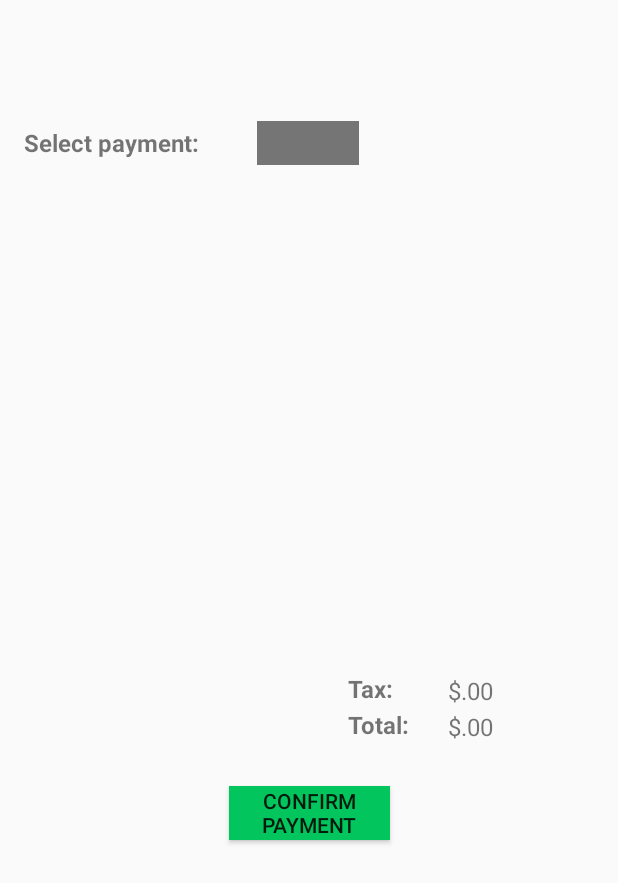
After one commit to mbarbier9/EZServe, an Android app: the PayForItems screen opened directly, with no data from a screen before it, on a phone screen of 412 x 824 dp. The commit adds this screen. Shown: the top 883 px of the screen. Run offline under Robolectric (Android 15) with nearby library versions, the phone set to English and light mode, and no system bars; our stand-ins replace Firebase (no records; nobody signed in at launch, a user with empty details on screens opened directly).

Commit message:
Update with pay feature not fully implemented

```diff
--- a/app/src/main/AndroidManifest.xml
+++ b/app/src/main/AndroidManifest.xml
@@ -15,7 +15,8 @@
         android:roundIcon="@mipmap/ic_launcher_round"
         android:supportsRtl="true"
         android:theme="@style/Theme.AppCompat.Light.NoActionBar">
-        <activity android:name=".addCreditCard"></activity>
+        <activity android:name=".PayForItems"></activity>
+        <activity android:name=".addCreditCard" />
         <activity android:name=".payments" />
         <activity
             android:name=".userProfile"
--- a/app/src/main/java/com/example/ezserve/CustomerMainActivity.java
+++ b/app/src/main/java/com/example/ezserve/CustomerMainActivity.java
@@ -55,7 +55,6 @@ public class CustomerMainActivity extends AppCompatActivity implements View.OnCl
     private ArrayAdapter<String> adapterR;
     BillHistory billHistory;
     Simplify simplify;
-
     private DrawerLayout drawerLayout;
 
 
--- /dev/null
+++ b/app/src/main/java/com/example/ezserve/PayForItems.java
@@ -0,0 +1,175 @@
+package com.example.ezserve;
+
+import android.support.annotation.NonNull;
+import android.support.v7.app.AppCompatActivity;
+import android.os.Bundle;
+import android.view.View;
+import android.widget.AdapterView;
+import android.widget.ArrayAdapter;
+import android.widget.Button;
+import android.widget.ListView;
+import android.widget.Spinner;
+import android.widget.TextView;
+
+import com.google.firebase.auth.FirebaseAuth;
+import com.google.firebase.database.DataSnapshot;
+import com.google.firebase.database.DatabaseError;
+import com.google.firebase.database.DatabaseReference;
+import com.google.firebase.database.FirebaseDatabase;
+import com.google.firebase.database.ValueEventListener;
+
+import java.text.DecimalFormat;
+import java.util.ArrayList;
+import java.util.HashMap;
+import java.util.List;
+import java.util.Map;
+
+public class PayForItems extends AppCompatActivity  implements AdapterView.OnItemSelectedListener, View.OnClickListener {
+    private Button confirmPay;
+    private DatabaseReference ref,resRef,mRef;
+    private ArrayList<String> itemsList;
+    private ArrayAdapter<String> adapterItems;
+    private FirebaseAuth firebaseAuth;
+    CustomerMainActivity cM;
+    private String tableChild, restaurantChild;
+    private TextView  totalNum, restaurant, tax;
+    DecimalFormat df;
+    private Spinner selectPayment;
+    private ArrayAdapter<String> cardsAdapter;
+    private List<String> cards;
+    public static int creditCardAmount = 0, newPosition;
+
+
+    @Override
+    protected void onCreate(Bundle savedInstanceState) {
+        super.onCreate(savedInstanceState);
+        setContentView(R.layout.activity_pay_for_items);
+        firebaseAuth = firebaseAuth.getInstance();
+        tableChild = cM.tableReferenceString;
+        restaurantChild = cM.restaurantReferenceString;
+        ref = FirebaseDatabase.getInstance().getReference().child("Connection").child(restaurantChild).child(tableChild);
+        mRef = FirebaseDatabase.getInstance().getReference("Users").child(CustomerMainActivity.userId).child("payment");
+
+        df = new DecimalFormat("#.00");
+
+
+
+        confirmPay = (Button) findViewById(R.id.confirmPayment);
+        confirmPay.setOnClickListener(this);
+
+        selectPayment = (Spinner) findViewById(R.id.selectPayment);
+        selectPayment.setOnItemSelectedListener(this);
+
+        tableNumTitle();
+        listView();
+        choosePayment();
+
+    }
+
+    public void choosePayment(){
+        mRef.addListenerForSingleValueEvent(new ValueEventListener() {
+            @Override
+            public void onDataChange(@NonNull DataSnapshot dataSnapshot) {
+                cards = new ArrayList<String>();
+
+                for (DataSnapshot cardsSnapshot: dataSnapshot.getChildren()) {
+                    String cardNum = cardsSnapshot.child("number").getValue(String.class);
+                    String lastFourDigits = cardNum.substring(cardNum.length() - 4);
+                    cards.add(lastFourDigits);
+                    creditCardAmount++;
+                }
+
+                cardsAdapter = new ArrayAdapter<String>(PayForItems.this, android.R.layout.simple_list_item_1, cards);
+                selectPayment.setAdapter(cardsAdapter);
+
+            }
+
+            @Override
+            public void onCancelled(@NonNull DatabaseError databaseError) {
+
+            }
+        });
+    }
+    public void tableNumTitle(){
+        resRef = FirebaseDatabase.getInstance().getReference().child("Connection").child(restaurantChild);
+        restaurant = (TextView) findViewById(R.id.restaurantPay);
+        resRef.addListenerForSingleValueEvent(new ValueEventListener() {
+            @Override
+            public void onDataChange(@NonNull DataSnapshot dataSnapshot) {
+                String name = dataSnapshot.child("Restaurant").getValue(String.class);
+                restaurant.setText(name);
+            }
+
+            @Override
+            public void onCancelled(@NonNull DatabaseError databaseError) {
+            }
+        });
+    }
+
+    public void listView(){
+        final ListView itemsListView = (ListView) findViewById(R.id.payItemsList);
+        totalNum = (TextView) findViewById(R.id.totalNumberPay);
+        tax = (TextView) findViewById(R.id.taxNumberPay);
+        itemsList = new ArrayList<>();
+
+        adapterItems = new ArrayAdapter<String>(this, R.layout.items_list, R.id.itemsListUnit, itemsList);
+
+        DatabaseReference newRef = ref.child("Items");
+        newRef.addListenerForSingleValueEvent(new ValueEventListener() {
+            @Override
+            public void onDataChange(@NonNull DataSnapshot dataSnapshot) {
+                itemsList.clear();
+                double total = 0;
+                for(DataSnapshot dS : dataSnapshot.getChildren()){
+                    String key = dS.getKey();
+                    double value = dS.getValue(Double.class);
+
+                    itemsList.add(key+" $" + df.format(value));
+                    total = total+value;
+                }
+                total = total+(total*.0805);
+                itemsListView.setAdapter(adapterItems);
+                totalNum.setText("$"+df.format(total));
+                tax.setText("$"+df.format(total*.0805));
+                ref.child("Total").setValue(total);
+            }
+
+            @Override
+            public void onCancelled(@NonNull DatabaseError databaseError) {
+
+            }
+        });
+    }
+
+    public void payment(){
+        mRef.addListenerForSingleValueEvent(new ValueEventListener() {
+            @Override
+            public void onDataChange(@NonNull DataSnapshot dataSnapshot) {
+
+            }
+
+            @Override
+            public void onCancelled(@NonNull DatabaseError databaseError) {
+
+            }
+        });
+    }
+
+    @Override
+    public void onClick(View view) {
+        if(view == confirmPay){
+
+        }
+    }
+
+    @Override
+    public void onItemSelected(AdapterView<?> parent, View view, int position, long id) {
+        newPosition = position;
+
+    }
+
+    @Override
+    public void onNothingSelected(AdapterView<?> parent) {
+        return;
+    }
+}
--- a/app/src/main/java/com/example/ezserve/TableMain.java
+++ b/app/src/main/java/com/example/ezserve/TableMain.java
@@ -1,5 +1,6 @@
 package com.example.ezserve;
 
+import android.content.Intent;
 import android.provider.ContactsContract;
 import android.speech.tts.TextToSpeech;
 import android.support.annotation.NonNull;
@@ -26,12 +27,11 @@ import java.util.concurrent.TimeUnit;
 
 public class TableMain extends AppCompatActivity implements View.OnClickListener{
 
-    private FirebaseDatabase firebaseDatabase;
     private TextView tableNum, totalNum, restaurant;
     private FirebaseAuth firebaseAuth;
-    private String userID, tableChild,restaurantChild;
+    public String userID,tableChild,restaurantChild;
     private DatabaseReference ref, resRef;
-    private Button assistance;
+    private Button assistance, pay;
     private ArrayList<String> itemsList;
     private ArrayAdapter<String> adapterItems;
     CustomerMainActivity cM;
@@ -52,6 +52,10 @@ public class TableMain extends AppCompatActivity implements View.OnClickListener
 
         assistance = (Button) findViewById(R.id.assistanceButton);
         assistance.setOnClickListener(this);
+
+        pay = (Button)findViewById(R.id.payTableButton);
+        pay.setOnClickListener(this);
+
 
         tableNumTitle();
         listView();
@@ -119,10 +123,8 @@ public class TableMain extends AppCompatActivity implements View.OnClickListener
                     itemsList.add(key+" $" + df.format(value));
                     total = total+value;
                 }
-                itemsListView.setAdapter(null);
                 itemsListView.setAdapter(adapterItems);
                 totalNum.setText("$"+df.format(total));
-
             }
 
             @Override
@@ -138,5 +140,8 @@ public class TableMain extends AppCompatActivity implements View.OnClickListener
 
             requestAssistance();
         }
+        if(view == pay){
+            startActivity(new Intent(TableMain.this, PayForItems.class));
+        }
     }
 }
--- /dev/null
+++ b/app/src/main/res/layout/activity_pay_for_items.xml
@@ -0,0 +1,114 @@
+<?xml version="1.0" encoding="utf-8"?>
+<android.support.constraint.ConstraintLayout xmlns:android="http://schemas.android.com/apk/res/android"
+    xmlns:app="http://schemas.android.com/apk/res-auto"
+    xmlns:tools="http://schemas.android.com/tools"
+    android:layout_width="match_parent"
+    android:layout_height="match_parent"
+    tools:context=".PayForItems">
+
+    <TextView
+        android:id="@+id/selectPaymentText"
+        android:layout_width="wrap_content"
+        android:layout_height="wrap_content"
+        android:layout_marginStart="16dp"
+        android:layout_marginTop="84dp"
+        android:text="Select payment:"
+        android:textSize="16sp"
+        android:textStyle="bold"
+        app:layout_constraintStart_toStartOf="parent"
+        app:layout_constraintTop_toTopOf="parent" />
+
+    <Spinner
+        android:id="@+id/selectPayment"
+        android:layout_width="68dp"
+        android:layout_height="29dp"
+        android:layout_marginStart="8dp"
+        android:layout_marginTop="32dp"
+        android:layout_marginEnd="8dp"
+        android:background="?attr/colorPrimaryDark"
+        android:spinnerMode="dropdown"
+        app:layout_constraintEnd_toEndOf="parent"
+        app:layout_constraintHorizontal_bias="0.498"
+        app:layout_constraintStart_toStartOf="parent"
+        app:layout_constraintTop_toBottomOf="@+id/restaurantPay" />
+
+    <Button
+        android:id="@+id/confirmPayment"
+        android:layout_width="107dp"
+        android:layout_height="36dp"
+        android:layout_marginTop="524dp"
+        android:background="#03c55e"
+        android:text="Confirm Payment"
+        app:layout_constraintEnd_toEndOf="parent"
+        app:layout_constraintStart_toStartOf="parent"
+        app:layout_constraintTop_toTopOf="parent" />
+
+    <TextView
+        android:id="@+id/totalNumberPay"
+        android:layout_width="wrap_content"
+        android:layout_height="wrap_content"
+        android:layout_marginStart="36dp"
+        android:layout_marginTop="38dp"
+        android:text="TextView"
+        android:textSize="16sp"
+        app:layout_constraintStart_toEndOf="@+id/taxItemsPay"
+        app:layout_constraintTop_toBottomOf="@+id/payItemsList" />
+
+    <TextView
+        android:id="@+id/taxNumberPay"
+        android:layout_width="wrap_content"
+        android:layout_height="wrap_content"
+        android:layout_marginStart="36dp"
+        android:layout_marginTop="14dp"
+        android:text="TextView"
+        android:textSize="16sp"
+        app:layout_constraintStart_toEndOf="@+id/taxItemsPay"
+        app:layout_constraintTop_toBottomOf="@+id/payItemsList" />
+
+    <TextView
+        android:id="@+id/totalItemsPay"
+        android:layout_width="wrap_content"
+        android:layout_height="wrap_content"
+        android:layout_marginStart="232dp"
+        android:layout_marginTop="472dp"
+        android:text="Total:"
+        android:textSize="16sp"
+        android:textStyle="bold"
+        app:layout_constraintStart_toStartOf="parent"
+        app:layout_constraintTop_toTopOf="parent" />
+
+    <TextView
+        android:id="@+id/taxItemsPay"
+        android:layout_width="wrap_content"
+        android:layout_height="wrap_content"
+        android:layout_marginStart="232dp"
+        android:layout_marginTop="448dp"
+        android:text="Tax:"
+        android:textSize="16sp"
+        android:textStyle="bold"
+        app:layout_constraintStart_toStartOf="parent"
+        app:layout_constraintTop_toTopOf="parent" />
+
+    <ListView
+        android:id="@+id/payItemsList"
+        android:layout_width="361dp"
+        android:layout_height="307dp"
+        android:layout_marginStart="24dp"
+        android:layout_marginTop="128dp"
+        app:layout_constraintStart_toStartOf="parent"
+        app:layout_constraintTop_toTopOf="parent" />
+
+    <TextView
+        android:id="@+id/restaurantPay"
+        android:layout_width="wrap_content"
+        android:layout_height="wrap_content"
+        android:layout_marginTop="20dp"
+        android:text="TextView"
+        android:textAllCaps="true"
+        android:textSize="21sp"
+        android:textStyle="bold"
+        app:layout_constraintEnd_toEndOf="parent"
+        app:layout_constraintHorizontal_bias="0.498"
+        app:layout_constraintStart_toStartOf="parent"
+        app:layout_constraintTop_toTopOf="parent" />
+</android.support.constraint.ConstraintLayout>
--- a/app/src/main/res/layout/activity_table_main.xml
+++ b/app/src/main/res/layout/activity_table_main.xml
@@ -5,6 +5,18 @@
     android:layout_width="match_parent"
     android:layout_height="match_parent"
     tools:context=".TableMain">
+
+    <Button
+        android:id="@+id/payTableButton"
+        android:layout_width="107dp"
+        android:layout_height="34dp"
+        android:layout_marginTop="468dp"
+        android:background="#03c55e"
+        android:text="Pay"
+        app:layout_constraintEnd_toEndOf="parent"
+        app:layout_constraintHorizontal_bias="0.723"
+        app:layout_constraintStart_toStartOf="parent"
+        app:layout_constraintTop_toTopOf="parent" />
 
     <TextView
         android:id="@+id/restaurantTableView"
--- a/app/src/main/res/layout/nav_header.xml
+++ b/app/src/main/res/layout/nav_header.xml
@@ -1,17 +1,18 @@
 <?xml version="1.0" encoding="utf-8"?>
-<LinearLayout xmlns:android="http://schemas.android.com/apk/res/android"
+<RelativeLayout xmlns:android="http://schemas.android.com/apk/res/android"
     android:layout_width="match_parent"
-    android:layout_height="192dp"
-    android:background="?attr/colorPrimaryDark"
-    android:padding="16dp"
-    android:theme="@style/AppTheme"
-    android:orientation="vertical"
-    android:gravity="bottom">
+    android:layout_height="match_parent">
 
     <TextView
-        android:layout_width="match_parent"
-        android:layout_height="wrap_content"
-        android:text="EZServe"
-        android:textAppearance="@style/TextAppearance.AppCompat.Body1"/>
+        android:id="@+id/itemsListUnit2"
+        android:layout_width="309dp"
+        android:layout_height="25dp"
+        android:layout_alignParentStart="true"
+        android:layout_alignParentLeft="true"
+        android:layout_alignParentTop="true"
+        android:layout_marginStart="46dp"
+        android:layout_marginLeft="46dp"
+        android:layout_marginTop="23dp"
+        android:text="TextView" />
 
-</LinearLayout>
+</RelativeLayout>
--- /dev/null
+++ b/app/src/main/res/values/items_list2.xml
@@ -0,0 +1,2 @@
+<?xml version="1.0" encoding="utf-8"?>
+<resources></resources>
```
